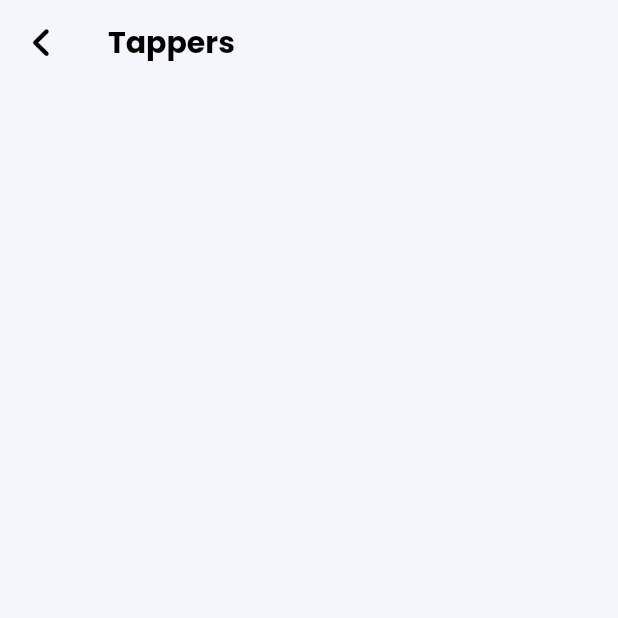
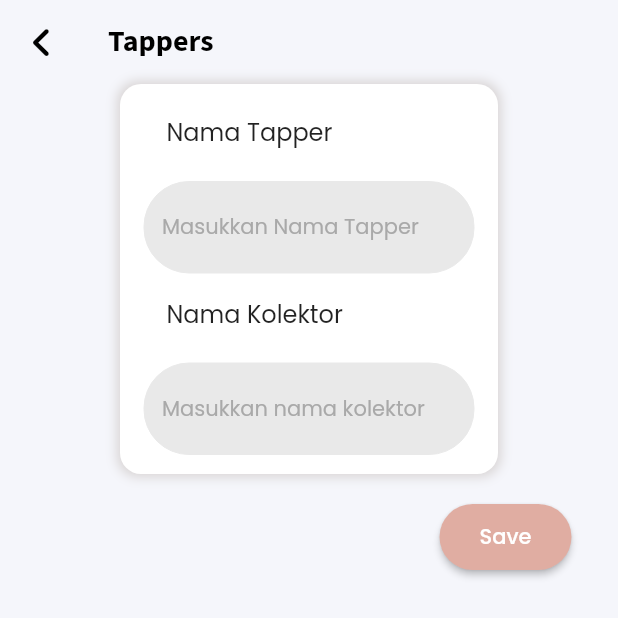
Before and after one commit to arcelzi/sabang, a Flutter app: the Dashboard screen opened directly, after a tap on "Tappers", on a phone screen of 412 x 824 dp, the top half of it. Run offline on Flutter 3.47's test engine with Material 2 defaults, Android fonts, the phone set to English and light mode, and no system bars; our stand-ins replace font_awesome_flutter, google_fonts.

Commit message:
19/08/2023

```diff
--- a/lib/menu/purchase.dart
+++ b/lib/menu/purchase.dart
@@ -17,17 +17,6 @@ class _PurchaseState extends State<Purchase> {
     return Scaffold(
       backgroundColor: Color(0xFFF5F6FB),
       appBar: AppBar(
-        actions: [
-          Container(
-            width: 50,
-            child: IconButton(
-                onPressed: () {},
-                icon: Icon(
-                  FontAwesomeIcons.cartShopping,
-                  color: Colors.black,
-                )),
-          )
-        ],
         leading: IconButton(
             onPressed: () {
               Navigator.pop(context);
--- a/lib/menu/tappers.dart
+++ b/lib/menu/tappers.dart
@@ -1,5 +1,6 @@
 import 'package:flutter/material.dart';
 import 'package:font_awesome_flutter/font_awesome_flutter.dart';
+import 'package:google_fonts/google_fonts.dart';
 
 class Tappers extends StatefulWidget {
   const Tappers({super.key});
@@ -10,6 +11,7 @@ class Tappers extends StatefulWidget {
 
 class _TappersState extends State<Tappers> {
   final String FontPoppins = 'FontPoppins';
+  final _formKey = GlobalKey<FormState>();
   @override
   Widget build(BuildContext context) {
     return Scaffold(
@@ -17,11 +19,8 @@ class _TappersState extends State<Tappers> {
       appBar: AppBar(
         title: Text(
           "Tappers",
-          style: TextStyle(
-              fontFamily: FontPoppins,
-              fontSize: 20,
-              fontWeight: FontWeight.bold,
-              color: Colors.black),
+          style: GoogleFonts.sourceSansPro(
+              fontSize: 20, fontWeight: FontWeight.bold, color: Colors.black),
         ),
         backgroundColor: Colors.transparent,
         elevation: 0,
@@ -29,8 +28,136 @@ class _TappersState extends State<Tappers> {
             onPressed: () {
               Navigator.pop(context);
             },
-            icon: Icon(FontAwesomeIcons.angleLeft, color: Colors.black,)),
+            icon: Icon(
+              FontAwesomeIcons.angleLeft,
+              color: Colors.black,
+            )),
+      ),
+      body: Column(
+        crossAxisAlignment: CrossAxisAlignment.end,
+        children: [
+          GestureDetector(
+            onTap: () => FocusManager.instance.primaryFocus?.unfocus(),
+            child: Container(
+              width: 350,
+              height: 260,
+              padding: EdgeInsets.only(top: 5, right: 16, left: 16),
+              margin: EdgeInsets.symmetric(horizontal: 80),
+              decoration: BoxDecoration(
+                borderRadius: BorderRadius.circular(14),
+                boxShadow: [
+                  BoxShadow(
+                    color: Color(0xFFD8D4D4),
+                    offset: Offset(0, 0),
+                    blurRadius: 6,
+                    spreadRadius: 2,
+                  ),
+                ],
+                color: Color(0xFFFFFFFF),
+              ),
+              child: Form(
+                key: _formKey,
+                child: SingleChildScrollView(
+                  child: Column(
+                    crossAxisAlignment: CrossAxisAlignment.start,
+                    children: [
+                      Padding(
+                          padding: EdgeInsets.all(15),
+                          child: Text(
+                            "Nama Tapper",style: TextStyle(fontSize: 16,),
+                          ),),
+                          SizedBox(height: 6,),
+                          buildTapper(),
+                          Padding(padding: EdgeInsets.all(15),
+                          child: Text("Nama Kolektor", style: TextStyle(fontSize: 16),),),
+                          SizedBox(height: 6,),
+                          buildDay()
+                    ],
+                  ),
+                ),
+              ),
+            ),
+          ),
+          SizedBox(height: 20,),
+          Container(
+            margin: EdgeInsets.only(right: 31),
+            height: 44,
+            width: 88,
+            child: ElevatedButton(
+                onPressed: () {
+                  if (_formKey.currentState!.validate()) {
+                    _formKey.currentState?.save();
+                  }
+                  Navigator.pop(context);
+                },
+                style: ElevatedButton.styleFrom(
+                  backgroundColor: Color(0xFFE0ADA2),
+                  shape: RoundedRectangleBorder(
+                    borderRadius: BorderRadius.circular(30)
+                  )
+                ),
+                child: Text(
+                  "Save",
+                  style: TextStyle(
+                      fontFamily: FontPoppins,
+                      fontSize: 14,
+                      color: Color(0xFFFFFFFF)),
+                )),
+          ),
+        ],
       ),
     );
   }
 }
+
+TextFormField buildTapper() {
+  return TextFormField(
+    textAlign: TextAlign.start,
+    style: TextStyle(fontSize: 14),
+    decoration: InputDecoration(
+        filled: true,
+        fillColor: Color(0xFFE9E9E9),
+        hintText: "Masukkan Nama Tapper",
+        hintStyle: TextStyle(color: Color(0xFFA9A9A9)),
+        focusedBorder: OutlineInputBorder(
+          borderRadius: BorderRadius.circular(30),
+          borderSide: BorderSide(color: Color(0xFFE9E9E9), width: 0),
+        ),
+        enabledBorder: OutlineInputBorder(
+            borderRadius: BorderRadius.circular(30),
+            borderSide: BorderSide(color: Color(0xFFE9E9E9), width: 0))),
+    validator: (value) {
+      if (value == null || value.isEmpty) {
+        return 'Tolong masukkan Nama Tappers';
+      }
+      return null;
+    },
+    onChanged: (value) {},
+  );
+}
+
+TextFormField buildDay() {
+  return TextFormField(
+    textAlign: TextAlign.start,
+    style: TextStyle(fontSize: 14),
+    decoration: InputDecoration(
+        filled: true,
+        fillColor: Color(0xFFE9E9E9),
+        hintText: "Masukkan nama kolektor",
+        hintStyle: TextStyle(color: Color(0xFFA9A9A9)),
+        focusedBorder: OutlineInputBorder(
+          borderRadius: BorderRadius.circular(30),
+          borderSide: BorderSide(color: Color(0xFFE9E9E9), width: 0),
+        ),
+        enabledBorder: OutlineInputBorder(
+            borderRadius: BorderRadius.circular(30),
+            borderSide: BorderSide(color: Color(0xFFE9E9E9), width: 0))),
+    validator: (value) {
+      if (value == null || value.isEmpty) {
+        return 'Tolong masukkan nama kolektor';
+      }
+      return null;
+    },
+    onChanged: (value) {},
+  );
+}
--- a/lib/view/dashboard.dart
+++ b/lib/view/dashboard.dart
@@ -8,6 +8,7 @@ import 'package:sabang/menu/production.dart';
 import 'package:sabang/menu/purchase.dart';
 import 'package:sabang/menu/tappers.dart';
 import 'package:google_fonts/google_fonts.dart';
+import 'package:sabang/view/profile.dart';
 
 void main() {
   SystemChrome.setSystemUIOverlayStyle(
@@ -81,8 +82,13 @@ class _DashboardState extends State<Dashboard>{
                   ],
                 ),
                 CircleAvatar(
-                  radius: 30,
-                  backgroundImage: AssetImage('assets/images/people.png'),
+                  backgroundColor: Color(0xFFE0ADA2),
+                  child: IconButton(
+                    icon: Icon(FontAwesomeIcons.user, color: Colors.white,),
+                    onPressed: () {
+                      Navigator.push(context,MaterialPageRoute(builder: ((context) => Profile())));
+                    },
+                  ),
                 )
               ],
             ),
--- /dev/null
+++ b/lib/view/profile.dart
@@ -0,0 +1,32 @@
+import 'package:flutter/material.dart';
+import 'package:font_awesome_flutter/font_awesome_flutter.dart';
+import 'package:google_fonts/google_fonts.dart';
+
+class Profile extends StatefulWidget {
+  const Profile({super.key});
+
+  @override
+  State<Profile> createState() => _ProfileState();
+}
+
+class _ProfileState extends State<Profile> {
+  @override
+  Widget build(BuildContext context) {
+    return Scaffold(
+      backgroundColor: Color(0xFFF5F6FB),
+      appBar: AppBar(
+        leading: IconButton(onPressed: (){}, icon: Icon(FontAwesomeIcons.angleLeft), color: Colors.black,),
+        backgroundColor: Colors.transparent,
+        elevation: 0,
+        title: Text(
+          "Profile",
+          style: GoogleFonts.sourceSansPro(
+              fontSize: 20, fontWeight: FontWeight.bold, color: Colors.black),
+        ),
+      ),
+      body: Column(
+
+      ),
+    );
+  }
+}
```
